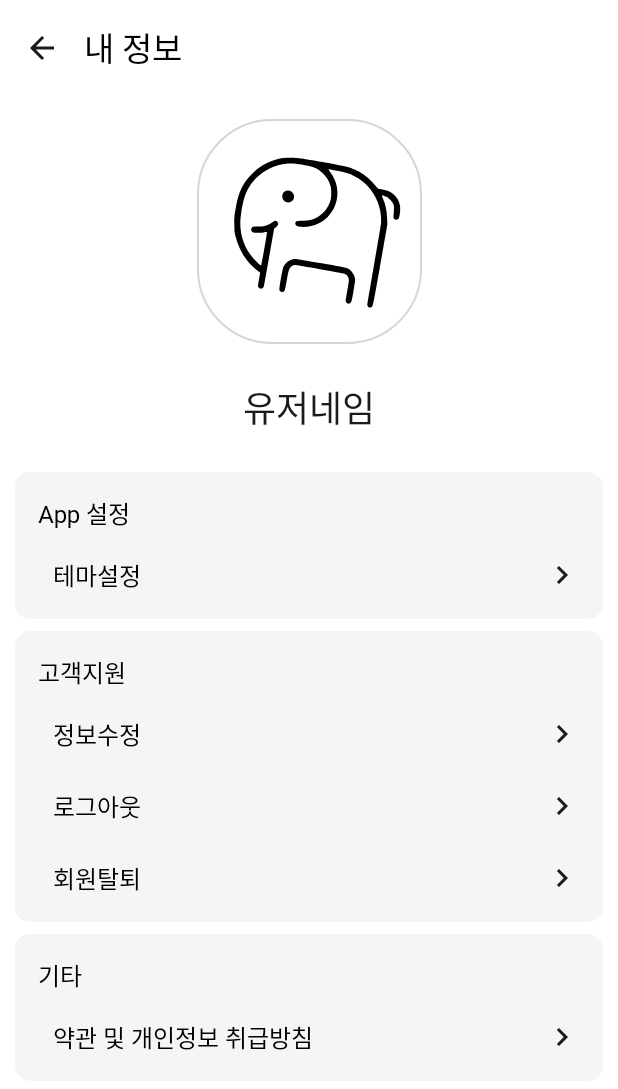
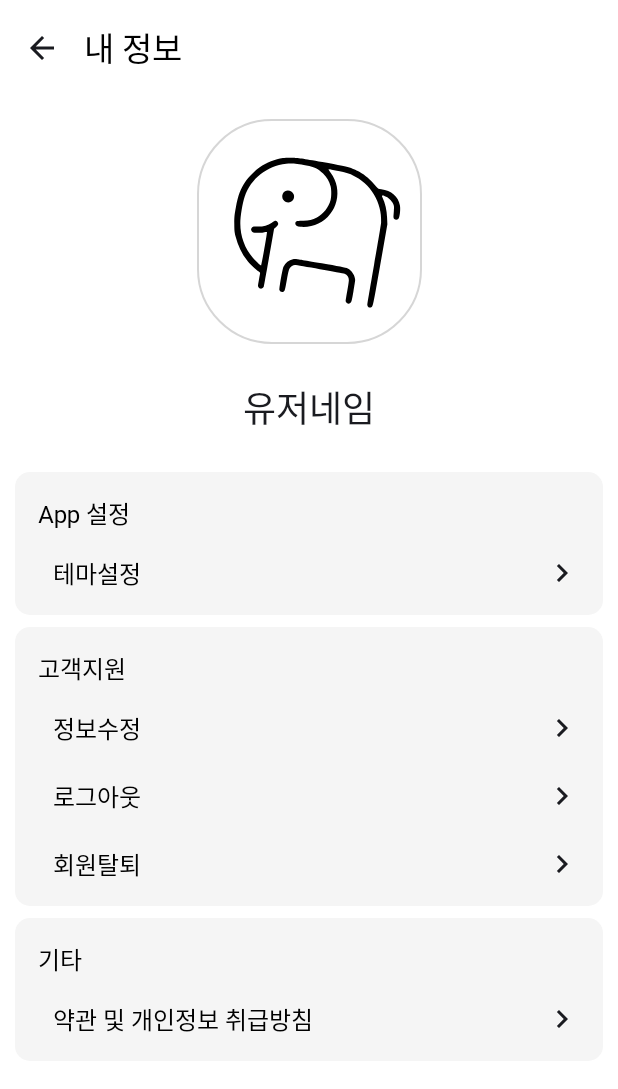
Before and after one commit to COINKIRI/Coinkiri-android, an Android app built with Jetpack Compose: the ProfileScreen screen opened through its navigation route, on a phone screen of 412 x 824 dp. Shown: the top 1089 px of the screen. Run offline under Robolectric (Android 15) with nearby library versions, the phone set to English and light mode, and no system bars; our stand-ins replace Dagger/Hilt's generated code; libraries missing offline, so code that uses them is left out: com.kakao.sdk; Roboto replaces fonts that are not available here.

Commit message:
fix: 간단한 수정(높이고정)

```diff
--- a/app/src/main/java/com/coinkiri/coinkiri/ui/profile/component/OptionItem.kt
+++ b/app/src/main/java/com/coinkiri/coinkiri/ui/profile/component/OptionItem.kt
@@ -2,7 +2,8 @@ package com.coinkiri.coinkiri.ui.profile.component
 
 import androidx.compose.foundation.layout.Arrangement
 import androidx.compose.foundation.layout.Row
-import androidx.compose.foundation.layout.fillMaxWidth
+import androidx.compose.foundation.layout.fillMaxSize
+import androidx.compose.foundation.layout.height
 import androidx.compose.foundation.layout.padding
 import androidx.compose.material.icons.Icons
 import androidx.compose.material.icons.filled.ChevronRight
@@ -27,12 +28,13 @@ fun OptionItem(
     Surface(
         onClick = onOptionClick,
         color = Color.Transparent,
+        modifier = Modifier.height(45.dp)
     ) {
         Row(
             verticalAlignment = Alignment.CenterVertically,
             horizontalArrangement = Arrangement.SpaceBetween,
             modifier = Modifier
-                .fillMaxWidth()
+                .fillMaxSize()
                 .padding(start = 10.dp)
         ) {
             Text(
```
